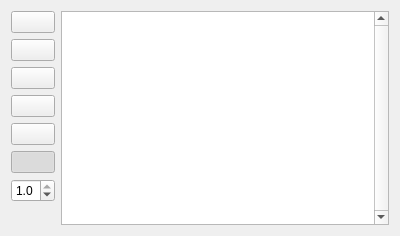
Above: src/gui/layer/layer_widget.ui from albin-johansson/tactile before the change. Below: the same form after it.
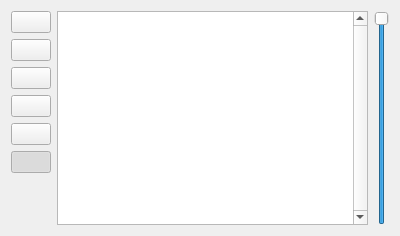
That is the form after the change. Icons and pictures are not drawn.

Commit message: Change layer opacity control to be a slider

```diff
--- a/src/gui/layer/layer_widget.ui
+++ b/src/gui/layer/layer_widget.ui
@@ -115,28 +115,6 @@
          </property>
         </widget>
        </item>
-       <item>
-        <widget class="QDoubleSpinBox" name="opacitySpinBox">
-         <property name="toolTip">
-          <string>Layer opacity</string>
-         </property>
-         <property name="showGroupSeparator" stdset="0">
-          <bool>false</bool>
-         </property>
-         <property name="decimals">
-          <number>1</number>
-         </property>
-         <property name="maximum">
-          <double>1.000000000000000</double>
-         </property>
-         <property name="singleStep">
-          <double>0.100000000000000</double>
-         </property>
-         <property name="value">
-          <double>1.000000000000000</double>
-         </property>
-        </widget>
-       </item>
        <item>
         <spacer name="verticalSpacer">
          <property name="orientation">
@@ -171,6 +149,37 @@
        </property>
       </widget>
      </item>
+     <item row="1" column="1">
+      <layout class="QHBoxLayout" name="bottomLayout"/>
+     </item>
+     <item row="0" column="2">
+      <widget class="QSlider" name="opacitySlider">
+       <property name="toolTip">
+        <string>Change opacity</string>
+       </property>
+       <property name="maximum">
+        <number>100</number>
+       </property>
+       <property name="singleStep">
+        <number>1</number>
+       </property>
+       <property name="pageStep">
+        <number>10</number>
+       </property>
+       <property name="value">
+        <number>100</number>
+       </property>
+       <property name="sliderPosition">
+        <number>100</number>
+       </property>
+       <property name="orientation">
+        <enum>Qt::Vertical</enum>
+       </property>
+       <property name="invertedAppearance">
+        <bool>false</bool>
+       </property>
+      </widget>
+     </item>
     </layout>
    </item>
   </layout>
```
Left out of the diff: 3 changed lines with no effect on the pictures. The commit also changes 1 other file.
